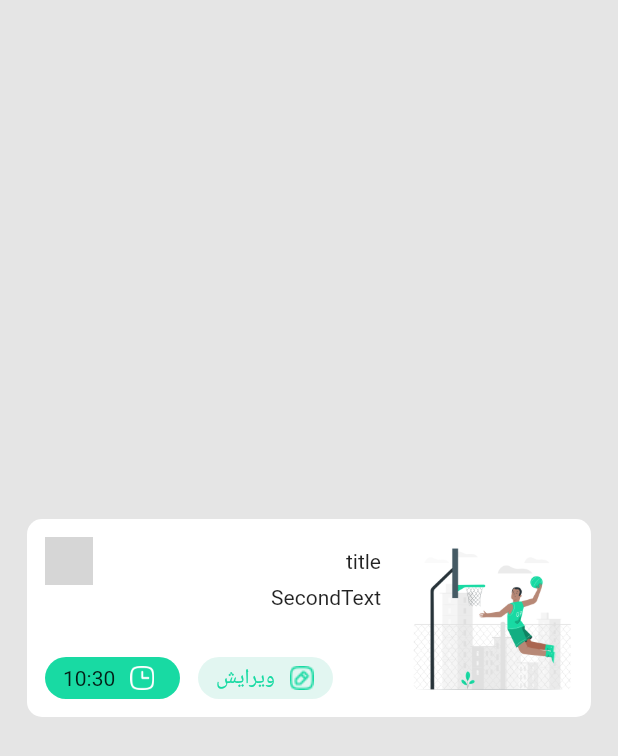
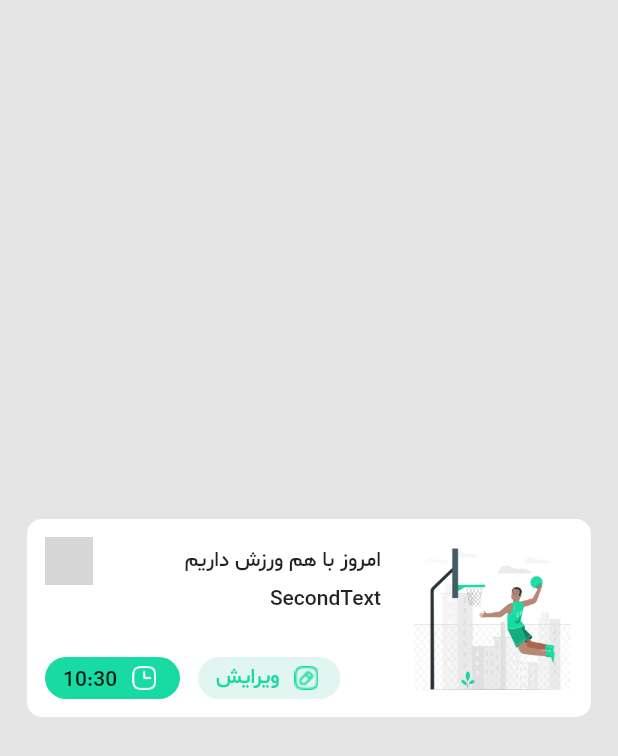
Before and after one commit to mehrdadmoradi001/Note_Hive, a Flutter app: the screen it shows after launch, on a phone screen of 412 x 824 dp. Shown: the top 756 px of the screen. Run offline on Flutter 3.47's test engine with Material 2 defaults, Android fonts, the phone set to English and light mode, and no system bars; our stand-ins replace hive_flutter; missing offline and left inert: msh_checkbox; accounts and stored records are empty; grey boxes are pictures that could not be loaded.

Commit message:
1- Using font 2- Creating add_task_screen.dart Screen

```diff
--- a/lib/main.dart
+++ b/lib/main.dart
@@ -1,5 +1,6 @@
 import 'package:flutter/material.dart';
 import 'package:hive_flutter/hive_flutter.dart';
+import 'package:note_hive_flutter/data/constants/constant_colors.dart';
 import 'package:note_hive_flutter/screens/home_screen.dart';
 
 void main() async {
@@ -14,6 +15,16 @@ class Application extends StatelessWidget {
   @override
   Widget build(BuildContext context) {
     return MaterialApp(
+      theme: ThemeData(
+        fontFamily: 'SM',
+        textTheme: TextTheme(
+          headline4: TextStyle(
+            fontFamily: 'GB',
+            fontSize: 16,
+            color: whiteColor,
+          ),
+        ),
+      ),
       debugShowCheckedModeBanner: false,
       home: HomeScreen(),
     );
--- a/lib/screens/home_screen.dart
+++ b/lib/screens/home_screen.dart
@@ -66,7 +66,7 @@ class _HomeScreenState extends State<HomeScreen> {
                       });
                     },
                   ),
-                  Text('title'),
+                  Text('امروز با هم ورزش داریم'),
                 ],
               ),
               Text('SecondText'),
@@ -117,7 +117,7 @@ class _HomeScreenState extends State<HomeScreen> {
         ),
         SizedBox(width: 12),
         Container(
-          width: 90,
+          width: 95,
           height: 28,
           decoration: BoxDecoration(
             color: greenLightColor,
```
Also changed, not shown: lib/screens/add_task_screen.dart (added).
